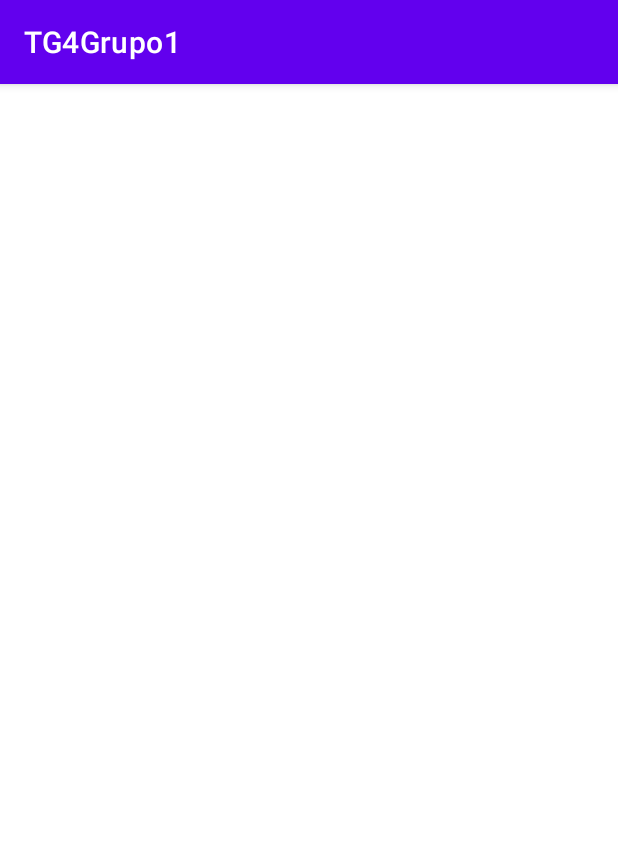
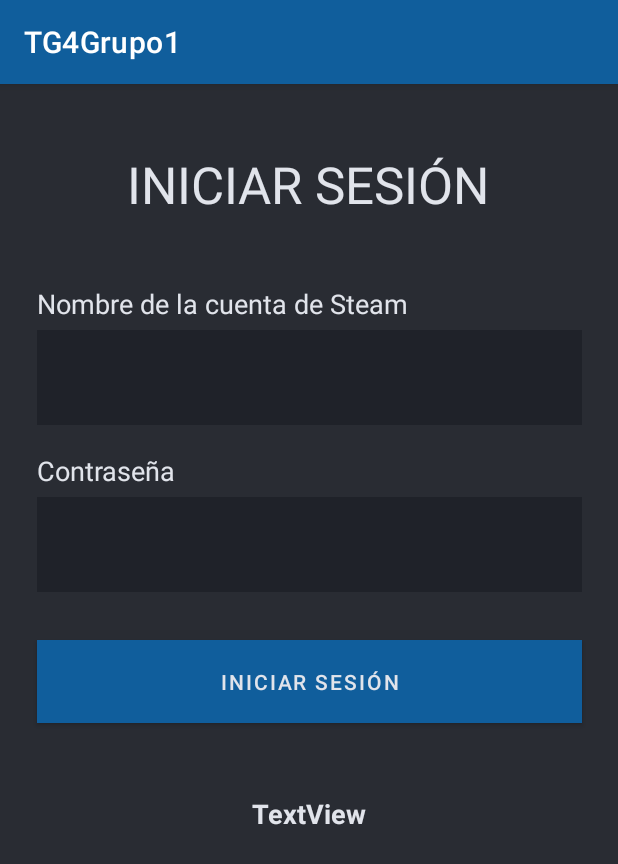
Before and after one commit to ChrisZgz/TG4Grupo1, an Android app: the Splash screen opened directly, with no data from a screen before it, on a phone screen of 412 x 824 dp. Shown: the top 864 px of the screen. Run offline under Robolectric (Android 15) with nearby library versions, the phone set to English and light mode, and no system bars.

Commit message:
login
falta de hacer los bordes redondeados y comprobar el correcto funcionamiento del link

```diff
--- a/app/src/main/res/layout/activity_splash.xml
+++ b/app/src/main/res/layout/activity_splash.xml
@@ -4,6 +4,99 @@
     xmlns:tools="http://schemas.android.com/tools"
     android:layout_width="match_parent"
     android:layout_height="match_parent"
+    android:background="#292C33"
     tools:context=".Vistas.Splash">
 
+    <TextView
+        android:id="@+id/textView"
+        android:layout_width="wrap_content"
+        android:layout_height="wrap_content"
+        android:layout_marginTop="44dp"
+        android:text="INICIAR SESIÓN"
+        android:textColor="#E1E4EB"
+        android:textSize="34sp"
+        app:layout_constraintEnd_toEndOf="parent"
+        app:layout_constraintHorizontal_bias="0.497"
+        app:layout_constraintStart_toStartOf="parent"
+        app:layout_constraintTop_toTopOf="parent" />
+
+    <TextView
+        android:id="@+id/textView3"
+        android:layout_width="wrap_content"
+        android:layout_height="wrap_content"
+        android:layout_marginBottom="5dp"
+        android:text="Nombre de la cuenta de Steam"
+        android:textColor="#E1E4EB"
+        android:textSize="18sp"
+        app:layout_constraintBottom_toTopOf="@+id/tNombre"
+        app:layout_constraintEnd_toEndOf="@+id/tNombre"
+        app:layout_constraintHorizontal_bias="0.0"
+        app:layout_constraintStart_toStartOf="@+id/tNombre" />
+
+    <TextView
+        android:id="@+id/tLink"
+        android:layout_width="wrap_content"
+        android:layout_height="wrap_content"
+        android:layout_marginTop="48dp"
+        android:text="TextView"
+        android:textColor="#E1E4EB"
+        android:textSize="18sp"
+        android:textStyle="bold"
+        app:layout_constraintEnd_toEndOf="@+id/bntInicioSesion"
+        app:layout_constraintHorizontal_bias="0.498"
+        app:layout_constraintStart_toStartOf="@+id/bntInicioSesion"
+        app:layout_constraintTop_toBottomOf="@+id/bntInicioSesion" />
+
+    <TextView
+        android:id="@+id/textView2"
+        android:layout_width="wrap_content"
+        android:layout_height="wrap_content"
+        android:layout_marginBottom="5dp"
+        android:autoLink="web"
+        android:text="Contraseña"
+        android:textColor="#E1E4EB"
+        android:textSize="18sp"
+        app:layout_constraintBottom_toTopOf="@+id/editTextTextPassword"
+        app:layout_constraintEnd_toEndOf="@+id/editTextTextPassword"
+        app:layout_constraintHorizontal_bias="0.0"
+        app:layout_constraintStart_toStartOf="@+id/editTextTextPassword" />
+
+    <EditText
+        android:id="@+id/tNombre"
+        android:layout_width="363dp"
+        android:layout_height="63dp"
+        android:layout_marginTop="164dp"
+        android:background="#1F2229"
+        android:ems="10"
+        android:inputType="textPersonName"
+        app:layout_constraintEnd_toEndOf="parent"
+        app:layout_constraintStart_toStartOf="parent"
+        app:layout_constraintTop_toTopOf="parent" />
+
+    <Button
+        android:id="@+id/bntInicioSesion"
+        android:layout_width="363dp"
+        android:layout_height="55dp"
+        android:layout_marginTop="32dp"
+        android:background="#105EFF"
+        android:text="Iniciar Sesión"
+        android:textColor="#E1E4EB"
+        app:layout_constraintEnd_toEndOf="@+id/editTextTextPassword"
+        app:layout_constraintHorizontal_bias="0.0"
+        app:layout_constraintStart_toStartOf="@+id/editTextTextPassword"
+        app:layout_constraintTop_toBottomOf="@+id/editTextTextPassword" />
+
+    <EditText
+        android:id="@+id/editTextTextPassword"
+        android:layout_width="363dp"
+        android:layout_height="63dp"
+        android:layout_marginTop="48dp"
+        android:background="#1F2229"
+        android:ems="10"
+        android:inputType="textPassword"
+        app:layout_constraintEnd_toEndOf="@+id/tNombre"
+        app:layout_constraintHorizontal_bias="1.0"
+        app:layout_constraintStart_toStartOf="@+id/tNombre"
+        app:layout_constraintTop_toBottomOf="@+id/tNombre" />
+
 </androidx.constraintlayout.widget.ConstraintLayout>
--- a/app/src/main/res/values/colors.xml
+++ b/app/src/main/res/values/colors.xml
@@ -1,7 +1,7 @@
 <?xml version="1.0" encoding="utf-8"?>
 <resources>
     <color name="purple_200">#FFBB86FC</color>
-    <color name="purple_500">#FF6200EE</color>
+    <color name="purple_500">#FF105E9C</color>
     <color name="purple_700">#FF3700B3</color>
     <color name="teal_200">#FF03DAC5</color>
     <color name="teal_700">#FF018786</color>
--- a/app/src/main/res/values/strings.xml
+++ b/app/src/main/res/values/strings.xml
@@ -1,3 +1,4 @@
 <resources>
     <string name="app_name">TG4Grupo1</string>
+    <string name="olvidar_contrasena"><a href="https://www.example.com">Has olvidado tu usuario o tu contraseña?</a></string>
 </resources>
```
